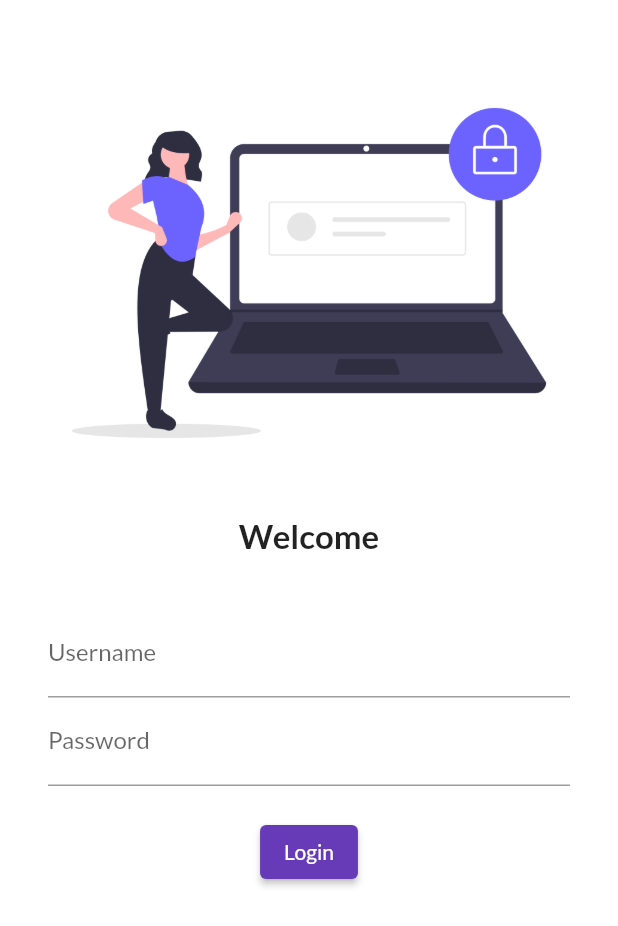
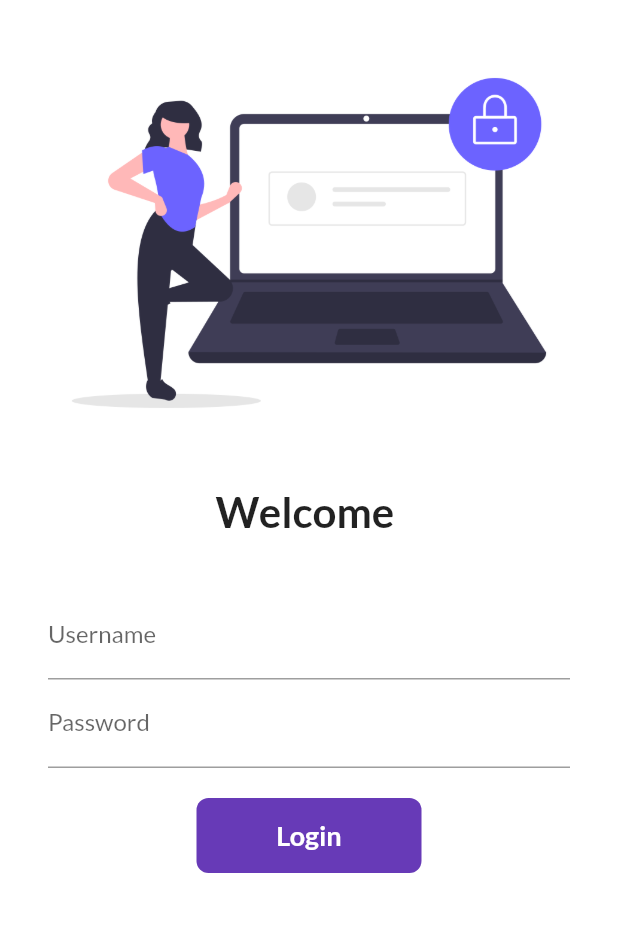
Before and after one commit to kojurohan42/catalog_app, a Flutter app: the screen it shows after launch, on a phone screen of 412 x 824 dp. Shown: the top 926 px of the screen. Run offline on Flutter 3.47's test engine with Material 2 defaults, Android fonts, the phone set to English and light mode, and no system bars; our stand-ins replace google_fonts.

Commit message:
day6 completed

```diff
--- a/lib/main.dart
+++ b/lib/main.dart
@@ -1,6 +1,7 @@
 import 'package:flutter/material.dart';
 import 'package:flutter_catalog/pages/home_page.dart';
 import 'package:flutter_catalog/pages/login_page.dart';
+import 'package:flutter_catalog/utils/routes.dart';
 import 'package:google_fonts/google_fonts.dart';
 
 void main() {
@@ -21,11 +22,11 @@ class MyApp extends StatelessWidget {
       darkTheme: ThemeData(
         brightness: Brightness.dark,
       ),
-      initialRoute: "/login",
+      initialRoute: "/",
       routes: {
         "/": (context) => LoginPage(),
-        "/home": (context) => HomePage(),
-        "/login": (context) => LoginPage()
+        MyRoutes.HomeRoute: (context) => HomePage(),
+        MyRoutes.LoginRoute: (context) => LoginPage()
       },
     );
   }
--- a/lib/pages/login_page.dart
+++ b/lib/pages/login_page.dart
@@ -1,18 +1,27 @@
-// ignore_for_file: prefer_const_constructors
+// ignore_for_file: prefer_const_constructors, sort_child_properties_last
 
 import "package:flutter/material.dart";
+import 'package:flutter_catalog/utils/routes.dart';
 
-class LoginPage extends StatelessWidget {
+class LoginPage extends StatefulWidget {
   const LoginPage({super.key});
 
+  @override
+  State<LoginPage> createState() => _LoginPageState();
+}
+
+class _LoginPageState extends State<LoginPage> {
+  String name = "";
+  bool changeButton = false;
   @override
   Widget build(BuildContext context) {
     return Material(
       color: Colors.white,
+      child: SingleChildScrollView(
         child: Column(
           children: [
             SizedBox(
-            height: 40.0,
+              height: 20.0,
             ),
             Image.asset(
               "assets/images/login_image.png",
@@ -22,9 +31,9 @@ class LoginPage extends StatelessWidget {
               height: 20.0,
             ),
             Text(
-            "Welcome",
+              "Welcome $name",
               style: TextStyle(
-              fontSize: 22,
+                fontSize: 28,
                 fontWeight: FontWeight.bold,
               ),
             ),
@@ -41,6 +50,10 @@ class LoginPage extends StatelessWidget {
                       hintText: "Enter Username",
                       labelText: "Username",
                     ),
+                    onChanged: (value) {
+                      name = value;
+                      setState(() {});
+                    },
                   ),
                   TextFormField(
                     obscureText: true,
@@ -52,18 +65,54 @@ class LoginPage extends StatelessWidget {
                   SizedBox(
                     height: 20.0,
                   ),
-                ElevatedButton(
-                  child: Text("Login"),
-                  style: TextButton.styleFrom(),
-                  onPressed: () {
-                    print("login boy");
+                  InkWell(
+                    onTap: () async {
+                      setState(() {
+                        changeButton = true;
+                      });
+
+                      await Future.delayed(Duration(seconds: 1));
+                      // ignore: use_build_context_synchronously
+                      Navigator.pushNamed(context, MyRoutes.HomeRoute);
                     },
+                    child: AnimatedContainer(
+                      duration: Duration(seconds: 1),
+                      width: changeButton ? 50 : 150,
+                      height: 50,
+                      alignment: Alignment.center,
+                      child: changeButton
+                          ? Icon(
+                              Icons.done,
+                              color: Colors.white,
                             )
+                          : Text(
+                              "Login",
+                              style: TextStyle(
+                                color: Colors.white,
+                                fontWeight: FontWeight.bold,
+                                fontSize: 18,
+                              ),
+                            ),
+                      decoration: BoxDecoration(
+                        color: Colors.deepPurple,
+                        borderRadius:
+                            BorderRadius.circular(changeButton ? 50 : 8),
+                      ),
+                    ),
+                  ),
+                  // ElevatedButton(
+                  //   child: Text("Login"),
+                  //   style: TextButton.styleFrom(minimumSize: Size(150, 40)),
+                  //   onPressed: () {
+                  //     Navigator.pushNamed(context, MyRoutes.HomeRoute);
+                  //   },
+                  // )
                 ],
               ),
             ),
           ],
         ),
+      ),
     );
   }
 }
--- /dev/null
+++ b/lib/utils/routes.dart
@@ -0,0 +1,5 @@
+class MyRoutes{
+  static String LoginRoute = "/login";
+  static String HomeRoute = "/home";
+
+}
```
Lines whose indentation alone changed are shown as unchanged.
